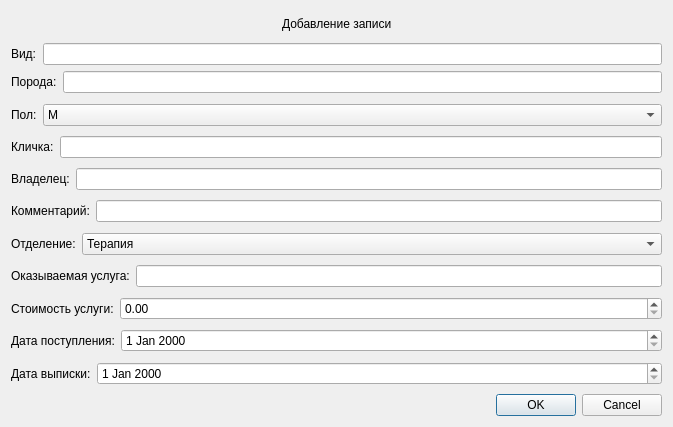
This is addRecordDialog.ui in d4xDFl0w4r/IntroductoryPracticeSem2 as Qt 5 draws it before an edit. The edited form follows.
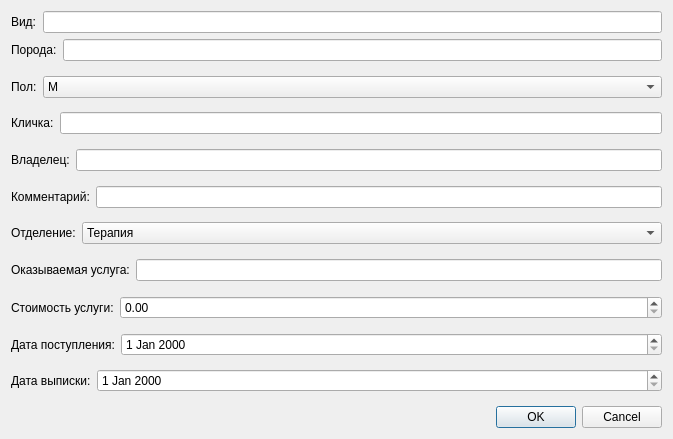
This is the edited form.

Commit message:
edit field dialog feature, fixed bugs
edit field dialog lineEdit and dateEdit text from table; fixed discharge date search

What changed in the file:
```diff
--- a/addRecordDialog.ui
+++ b/addRecordDialog.ui
@@ -7,50 +7,13 @@
     <x>0</x>
     <y>0</y>
     <width>673</width>
-    <height>427</height>
+    <height>439</height>
    </rect>
   </property>
   <property name="windowTitle">
    <string>Dialog</string>
   </property>
   <layout class="QVBoxLayout" name="verticalLayout">
-   <item>
-    <layout class="QHBoxLayout" name="horizontalLayout">
-     <item>
-      <spacer name="horizontalSpacer">
-       <property name="orientation">
-        <enum>Qt::Horizontal</enum>
-       </property>
-       <property name="sizeHint" stdset="0">
-        <size>
-         <width>40</width>
-         <height>20</height>
-        </size>
-       </property>
-      </spacer>
-     </item>
-     <item>
-      <widget class="QLabel" name="label">
-       <property name="text">
-        <string>Добавление записи</string>
-       </property>
-      </widget>
-     </item>
-     <item>
-      <spacer name="horizontalSpacer_2">
-       <property name="orientation">
-        <enum>Qt::Horizontal</enum>
-       </property>
-       <property name="sizeHint" stdset="0">
-        <size>
-         <width>40</width>
-         <height>20</height>
-        </size>
-       </property>
-      </spacer>
-     </item>
-    </layout>
-   </item>
    <item>
     <layout class="QHBoxLayout" name="horizontalLayout_2">
      <item>
```
The commit also changes 7 other files.
